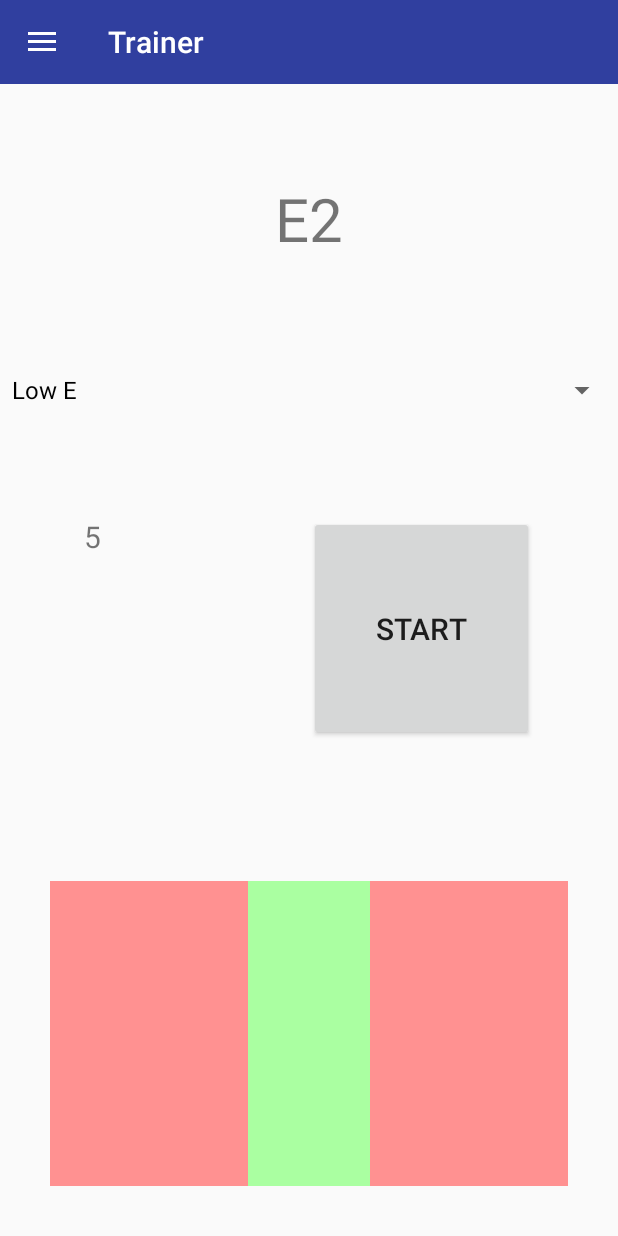
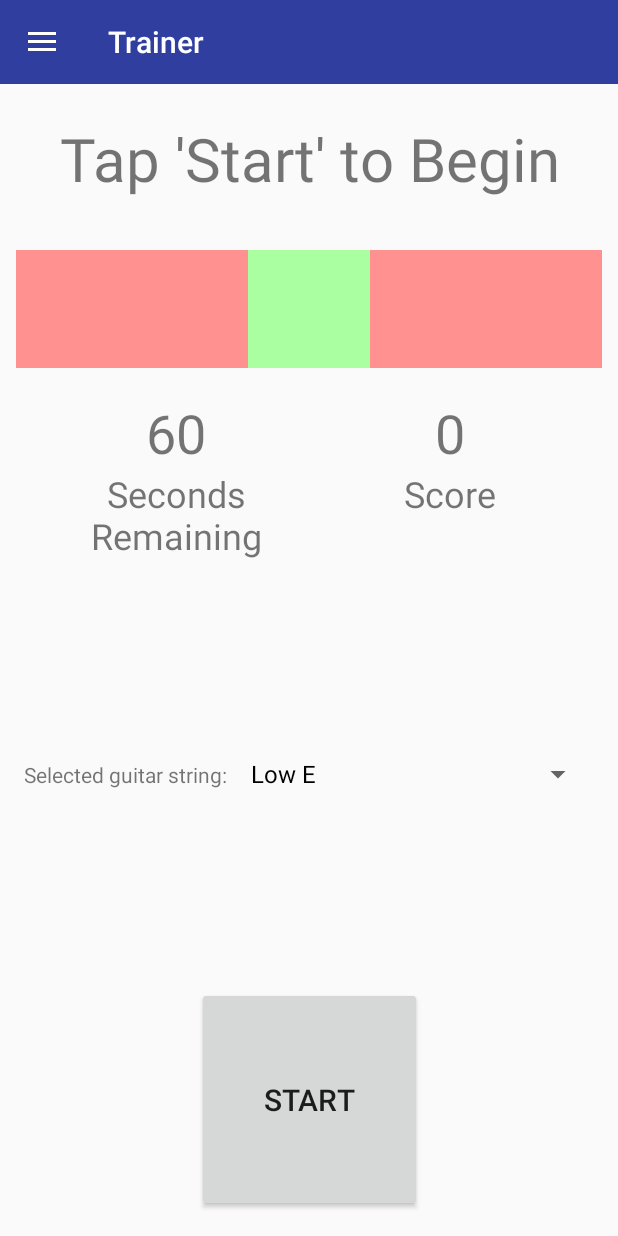
Before and after one commit to cmalnor/string-master, an Android app: the fragment TrainerFragment placed in its activity, in the side drawer, after a tap on "Trainer", on a phone screen of 412 x 824 dp. Run offline under Robolectric (Android 15) with nearby library versions, the phone set to English and light mode, and no system bars; libraries missing offline, so code that uses them is left out: org.puredata.android, org.puredata.core; 1 statement that could not run was skipped.

Commit message:
Convert fragment layouts to constraint layout
Fix initial state of trainerFragment so that correct default values
are shown and game can immediately start upon pressing 'start'

```diff
--- a/app/src/main/java/com/example/android/string_master_01/TrainerFragment.java
+++ b/app/src/main/java/com/example/android/string_master_01/TrainerFragment.java
@@ -47,20 +47,24 @@ public class TrainerFragment extends Fragment implements AdapterView.OnItemSelec
     private TextView countdownView;
     private PdUiDispatcher dispatcher;
     private PdService pdService = null;
-    private int noteCounter = 0;
     private android.os.Handler noteHandler = new Handler();
     private Random rand = new Random();
+    private int noteCounter = 0;
     private int counter = 0;
+    private int score = 0;
+    private TextView scoreView;
     private Runnable noteRunnable = new Runnable() {
         @Override
         public void run() {
             counter--;
-            if (counter == -1){
+            if (counter == 0){
                 timeoutSound.start();
-                resetTimer();
+                stopGame();
             } else if (noteCounter >= 2){
                 correctSound.start();
-                resetTimer();
+                score+=1;
+                scoreView.setText(Integer.toString(score));
+                getRandomNote();
             }
             countdownView.setText(Integer.toString(counter));
             noteHandler.postDelayed(this, 1000);
@@ -72,8 +76,7 @@ public class TrainerFragment extends Fragment implements AdapterView.OnItemSelec
 
     private String TAG = "TrainerFragment";
 
-    private void resetTimer(){
-        counter = 5;
+    private void getRandomNote(){
         int nextNote = rand.nextInt(((MainActivity)getActivity()).getNumberOfFrets())+noteOffset;
         assignedNote.setText(notes[nextNote]);
         pitchView.setCenterPitch(nextNote+40);
@@ -85,22 +88,16 @@ public class TrainerFragment extends Fragment implements AdapterView.OnItemSelec
         countdownView = (TextView) rootView.findViewById(R.id.countdown);
         assignedNote = (TextView) rootView.findViewById(R.id.assigned_note);
         startStopButton = (Button) rootView.findViewById(R.id.start_stop_button);
+        scoreView = (TextView) rootView.findViewById(R.id.trainer_score);
         startStopButton.setOnClickListener(new View.OnClickListener() {
             @Override
             public void onClick(View view) {
-                //gameInstance.toggleGame();
                 if (startStopButton.getText() == "Stop"){
-                    noteHandler.removeCallbacks(noteRunnable);
-                    startStopButton.setText("Start");
-                    pdService.stopAudio();
+                    stopGame();
+                } else if (startStopButton.getText() == "Start"){
+                    startGame();
                 } else{
-                    noteHandler.post(noteRunnable);
-                    startStopButton.setText("Stop");
-                    int nextNote = rand.nextInt(((MainActivity)getActivity()).getNumberOfFrets())+noteOffset;
-                    assignedNote.setText(notes[nextNote]);
-                    pitchView.setCenterPitch(nextNote+40);
-                    counter = 6;
-                    pdService.startAudio();
+                    resetGame();
                 }
             }
         });
@@ -114,7 +111,7 @@ public class TrainerFragment extends Fragment implements AdapterView.OnItemSelec
         pitchView.setCenterPitch(45);
         correctSound = MediaPlayer.create(getActivity(), R.raw.correct);
         timeoutSound = MediaPlayer.create(getActivity(), R.raw.out_of_time);
-
+        resetGame();
         return rootView;
     }
 
@@ -144,7 +141,6 @@ public class TrainerFragment extends Fragment implements AdapterView.OnItemSelec
                 noteOffset = ((MainActivity)getActivity()).getLowEOffset();
                 break;
         }
-        //gameInstance.setNotes(notes);
     }
 
     @Override
@@ -179,7 +175,22 @@ public class TrainerFragment extends Fragment implements AdapterView.OnItemSelec
     @Override
     public void onStop(){
         super.onStop();
+        noteHandler.removeCallbacks(noteRunnable);
         getActivity().unbindService(pdConnection);
+    }
+
+    private void startGame(){
+        noteHandler.post(noteRunnable);
+        startStopButton.setText("Stop");
+        getRandomNote();
+        counter = 61;
+        pdService.startAudio();
+    }
+
+    private void stopGame(){
+        noteHandler.removeCallbacks(noteRunnable);
+        startStopButton.setText("Reset");
+        pdService.stopAudio();
     }
 
     private void initPd() throws IOException{
@@ -187,7 +198,6 @@ public class TrainerFragment extends Fragment implements AdapterView.OnItemSelec
         int sampleRate = AudioParameters.suggestSampleRate();
         Log.i(TAG, "Sample Rate: " + sampleRate);
         pdService.initAudio(sampleRate, 1, 2, 50.0f);
-        //pdService.startAudio();
 
         //Create and install the dispatcher
         dispatcher = new PdUiDispatcher();
@@ -216,4 +226,16 @@ public class TrainerFragment extends Fragment implements AdapterView.OnItemSelec
         File patchFile = new File(dir, "tuner.pd");
         PdBase.openPatch(patchFile.getAbsolutePath());
     }
+
+    private void scorePoint(){
+        score += 1;
+    }
+
+    private void resetGame(){
+        score = 0;
+        counter = 60;
+        countdownView.setText(Integer.toString(counter));
+        assignedNote.setText("Tap 'Start' to Begin");
+        startStopButton.setText("Start");
+    }
 }
--- a/app/src/main/java/com/example/android/string_master_01/TrainerPitchView.java
+++ b/app/src/main/java/com/example/android/string_master_01/TrainerPitchView.java
@@ -47,7 +47,7 @@ public class TrainerPitchView extends View {
         rightPaint = new Paint();
         rightPaint.setStyle(Paint.Style.FILL);
         rightPaint.setColor(getResources().getColor(R.color.sidePaintOff));
-        padding = 50;
+        padding = 16;
         leftRect = new Rect(
                 padding,
                 padding,
--- a/app/src/main/res/layout/trainer_layout.xml
+++ b/app/src/main/res/layout/trainer_layout.xml
@@ -1,44 +1,118 @@
 <?xml version="1.0" encoding="utf-8"?>
 
-<LinearLayout
-    android:layout_height="match_parent"
+<android.support.constraint.ConstraintLayout xmlns:android="http://schemas.android.com/apk/res/android"
+    xmlns:app="http://schemas.android.com/apk/res-auto"
+    xmlns:tools="http://schemas.android.com/tools"
+    android:id="@+id/linearLayout2"
     android:layout_width="match_parent"
-    android:orientation="vertical"
-    xmlns:android="http://schemas.android.com/apk/res/android">
+    android:layout_height="match_parent">
+
     <TextView
         android:id="@+id/assigned_note"
-        android:layout_width="match_parent"
-        android:layout_height="0dp"
-        android:layout_weight="2"
+        android:layout_width="0dp"
+        android:layout_height="100dp"
+        android:gravity="center"
+        android:text="E2"
         android:textSize="40sp"
-        android:gravity="center"
-        android:text="E2"/>
+        app:layout_constraintEnd_toEndOf="parent"
+        app:layout_constraintStart_toStartOf="parent"
+        app:layout_constraintTop_toTopOf="parent" />
+
     <Spinner
         android:id="@+id/string_choice"
-        android:layout_width="match_parent"
+        android:layout_width="0dp"
         android:layout_height="wrap_content"
-        android:gravity="center"/>
-    <LinearLayout
-        android:layout_width="match_parent"
-        android:layout_height="0dp"
-        android:layout_weight="3"
-        android:gravity="center">
+        android:layout_marginBottom="8dp"
+        android:layout_marginEnd="16dp"
+        android:layout_marginStart="8dp"
+        android:layout_marginTop="8dp"
+        android:gravity="center"
+        app:layout_constraintBottom_toTopOf="@+id/start_stop_button"
+        app:layout_constraintEnd_toEndOf="parent"
+        app:layout_constraintHorizontal_bias="0.0"
+        app:layout_constraintStart_toEndOf="@+id/string_chooser_text"
+        app:layout_constraintTop_toBottomOf="@+id/textView2" />
+
     <TextView
         android:id="@+id/countdown"
-            android:layout_width="150dp"
-            android:layout_height="150dp"
-            android:textSize="20sp"
-            android:text="5"/>
+        android:layout_width="wrap_content"
+        android:layout_height="wrap_content"
+        android:layout_marginEnd="8dp"
+        android:layout_marginStart="8dp"
+        android:layout_marginTop="8dp"
+        android:text="5"
+        android:textSize="36sp"
+        app:layout_constraintEnd_toEndOf="parent"
+        app:layout_constraintHorizontal_bias="0.25"
+        app:layout_constraintStart_toStartOf="parent"
+        app:layout_constraintTop_toBottomOf="@+id/trainer_pitch_view" />
+
+    <TextView
+        android:id="@+id/trainer_score"
+        android:layout_width="wrap_content"
+        android:layout_height="wrap_content"
+        android:layout_marginEnd="8dp"
+        android:layout_marginStart="8dp"
+        android:text="0"
+        android:textSize="36sp"
+        app:layout_constraintBottom_toBottomOf="@+id/countdown"
+        app:layout_constraintEnd_toEndOf="parent"
+        app:layout_constraintHorizontal_bias="0.75"
+        app:layout_constraintStart_toStartOf="parent"
+        app:layout_constraintTop_toTopOf="@+id/countdown" />
+
     <Button
         android:id="@+id/start_stop_button"
         android:layout_width="150dp"
         android:layout_height="150dp"
+        android:layout_marginBottom="16dp"
+        android:layout_marginEnd="8dp"
+        android:layout_marginStart="8dp"
+        android:text="START"
         android:textSize="20sp"
-            android:text="START"/>
-    </LinearLayout>
+        app:layout_constraintBottom_toBottomOf="parent"
+        app:layout_constraintEnd_toEndOf="parent"
+        app:layout_constraintStart_toStartOf="parent" />
+
     <com.example.android.string_master_01.TrainerPitchView
         android:id="@+id/trainer_pitch_view"
-        android:layout_width="match_parent"
-        android:layout_height="0dp"
-        android:layout_weight="3"/>
-</LinearLayout>
+        android:layout_width="wrap_content"
+        android:layout_height="100dp"
+        app:layout_constraintStart_toStartOf="parent"
+        app:layout_constraintTop_toBottomOf="@+id/assigned_note" />
+
+    <TextView
+        android:id="@+id/string_chooser_text"
+        android:layout_width="wrap_content"
+        android:layout_height="wrap_content"
+        android:layout_marginStart="16dp"
+        android:text="Selected guitar string:"
+        app:layout_constraintBottom_toBottomOf="@+id/string_choice"
+        app:layout_constraintStart_toStartOf="parent"
+        app:layout_constraintTop_toTopOf="@+id/string_choice"
+        tools:text="Selected guitar string:" />
+
+    <TextView
+        android:id="@+id/textView2"
+        android:layout_width="wrap_content"
+        android:layout_height="wrap_content"
+        android:maxLines="2"
+        android:text="Seconds\nRemaining"
+        android:textAlignment="center"
+        android:textSize="24sp"
+        app:layout_constraintEnd_toEndOf="@+id/countdown"
+        app:layout_constraintStart_toStartOf="@+id/countdown"
+        app:layout_constraintTop_toBottomOf="@+id/countdown"
+        tools:text="Seconds\nRemaining" />
+
+    <TextView
+        android:id="@+id/textView3"
+        android:layout_width="wrap_content"
+        android:layout_height="wrap_content"
+        android:text="Score"
+        android:textSize="24sp"
+        app:layout_constraintEnd_toEndOf="@+id/trainer_score"
+        app:layout_constraintStart_toStartOf="@+id/trainer_score"
+        app:layout_constraintTop_toBottomOf="@+id/trainer_score"
+        tools:text="Score" />
+</android.support.constraint.ConstraintLayout>
```
Also changed, not shown: app/src/main/res/layout/settings_layout.xml (+21 -1 lines), app/src/main/res/layout/tuner_layout.xml (+20 -12 lines). Lines whose indentation alone changed are shown as unchanged.
